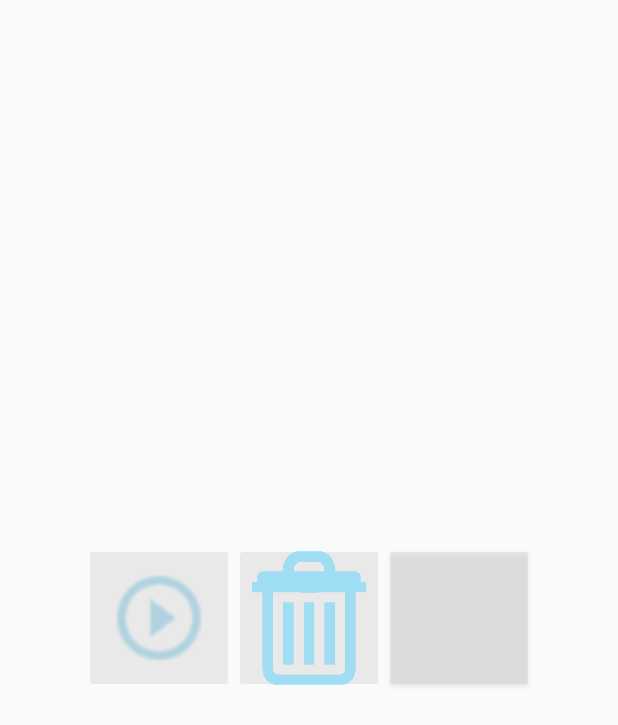
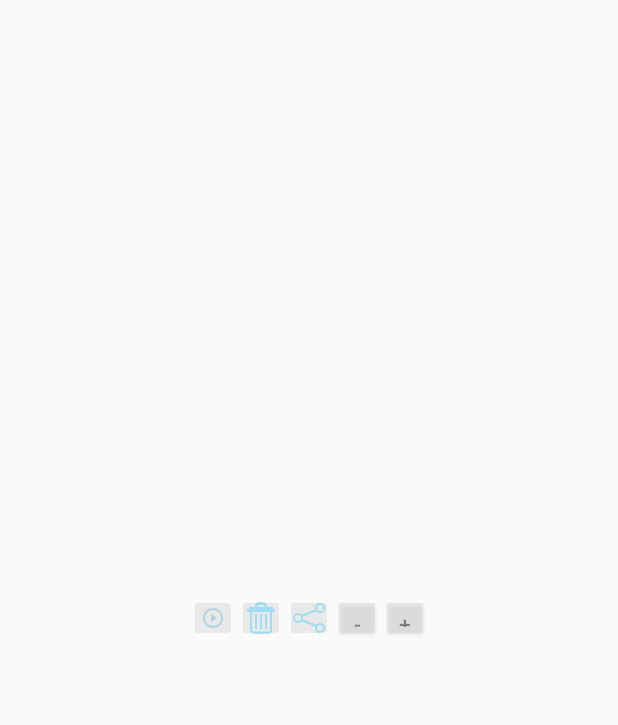
Before and after one commit to dasbrid/GPhoto, an Android app: the layout activity_slideshow.xml on its own in the app's theme, with its tools: preview values and no code run, on a phone screen of 412 x 824 dp. Shown: the top 725 px of the screen. Run offline under Robolectric (Android 15) with nearby library versions, the phone set to English and light mode, and no system bars.

Commit message:
Made + and - buttons for changing slideshow speed Refactoring and tidying.

```diff
--- a/app/src/main/java/asbridged/me/uk/gphoto/detailfragments/AlbumsDetailFragment.java
+++ b/app/src/main/java/asbridged/me/uk/gphoto/detailfragments/AlbumsDetailFragment.java
@@ -97,6 +97,7 @@ public class AlbumsDetailFragment extends OptionDynamicDetailFragment {
             intent.putExtra("albumName", albumNames);
             intent.putExtra("position", -1);
             intent.putStringArrayListExtra("bucketIDs", selectedBucketIDs);
+            intent.putExtra("playInRandomOrder", shuffled);
             this.startActivity(intent);
         }
     }
--- a/app/src/main/java/asbridged/me/uk/gphoto/detailfragments/FromDateDetailFragment.java
+++ b/app/src/main/java/asbridged/me/uk/gphoto/detailfragments/FromDateDetailFragment.java
@@ -81,6 +81,7 @@ public class FromDateDetailFragment extends OptionDynamicDetailFragment {
         intent.putExtra("month", month);
         intent.putExtra("year", year);
         intent.putExtra("day", day);
+        intent.putExtra("playInRandomOrder", shuffled);
         this.startActivity(intent);
     }
 }
--- a/app/src/main/java/asbridged/me/uk/gphoto/detailfragments/GivenPeriodDetailFragment.java
+++ b/app/src/main/java/asbridged/me/uk/gphoto/detailfragments/GivenPeriodDetailFragment.java
@@ -67,6 +67,7 @@ public class GivenPeriodDetailFragment extends OptionDynamicDetailFragment {
             intent.putExtra("position", -1);
             intent.putExtra("month", -1);
             intent.putExtra("year", -1);
+            intent.putExtra("playInRandomOrder", shuffled);
             this.startActivity(intent);
             return;
         } else if (selectedId == R.id.rbLastYear) {
@@ -75,6 +76,7 @@ public class GivenPeriodDetailFragment extends OptionDynamicDetailFragment {
             intent.putExtra("position", -1);
             intent.putExtra("month", -1);
             intent.putExtra("year", -1);
+            intent.putExtra("playInRandomOrder", shuffled);
             this.startActivity(intent);
             return;
         }
@@ -93,9 +95,8 @@ public class GivenPeriodDetailFragment extends OptionDynamicDetailFragment {
         intent.putExtra("month", month);
         intent.putExtra("year", year);
         intent.putExtra("day", day);
+        intent.putExtra("playInRandomOrder", shuffled);
         this.startActivity(intent);
-
-        //TODO: Last Year, All Photos
     }
 
     public void getStartDateAndAlbumName(int selectedId) {
--- a/app/src/main/java/asbridged/me/uk/gphoto/detailfragments/MonthDetailFragment.java
+++ b/app/src/main/java/asbridged/me/uk/gphoto/detailfragments/MonthDetailFragment.java
@@ -91,6 +91,7 @@ public class MonthDetailFragment extends OptionDynamicDetailFragment {
         intent.putExtra("position", -1);
         intent.putExtra("month", month);
         intent.putExtra("year", year);
+        intent.putExtra("playInRandomOrder", shuffled);
         this.startActivity(intent);
     }
 }
--- a/app/src/main/java/asbridged/me/uk/gphoto/detailfragments/YearDetailFragment.java
+++ b/app/src/main/java/asbridged/me/uk/gphoto/detailfragments/YearDetailFragment.java
@@ -80,6 +80,7 @@ public class YearDetailFragment extends OptionDynamicDetailFragment {
         intent.putExtra("position", -1);
         intent.putExtra("month", -1);
         intent.putExtra("year", year);
+        intent.putExtra("playInRandomOrder", shuffled);
         this.startActivity(intent);
     }
 }
--- a/app/src/main/java/asbridged/me/uk/gphoto/helper/Utils.java
+++ b/app/src/main/java/asbridged/me/uk/gphoto/helper/Utils.java
@@ -29,7 +29,7 @@ public class Utils {
         String ssd = sharedPref.getString("lastDisplayed", "nothing");
         return ssd;
     }
-
+/*
     public static void setLastDisplayed(Context context,String ssd)
     {
         SharedPreferences sharedPref = context.getSharedPreferences(PREFS_LOCATION,Context.MODE_PRIVATE);
@@ -54,7 +54,7 @@ public class Utils {
         String ssd = sharedPref.getString("imageFilename", "none");
         return ssd;
     }
-
+*/
     public static int getSlideshowDelay(Context context)
     {
         SharedPreferences sharedPref = context.getSharedPreferences(PREFS_LOCATION,Context.MODE_PRIVATE);
--- a/app/src/main/res/layout/activity_slideshow.xml
+++ b/app/src/main/res/layout/activity_slideshow.xml
@@ -21,39 +21,47 @@ android:layout_centerInParent="true"
         android:onClick="btnPhotoStartSlideshowClicked"
         android:src="@drawable/icon_play_slideshow"
         android:alpha=".5"
-        android:layout_width="100dp"
-        android:layout_height="100dp"
+        android:layout_width="32dp"
+        android:layout_height="32dp"
         android:scaleType="fitCenter"
      />
 
     <ImageButton android:id="@+id/imgbtnPhotoDelete"
         android:padding="@dimen/photo_button_padding"
         android:onClick="btnPhotoStartSlideshowClicked"
-        android:layout_toRightOf="@id/imgbtnPhotoStartSlideshow"
         android:src="@drawable/icon_delete"
         android:alpha=".5"
-        android:layout_width="100dp"
-        android:layout_height="100dp"
+        android:layout_width="32dp"
+        android:layout_height="32dp"
         android:scaleType="fitCenter"
      />
 
-    <Button android:id="@+id/imgbtnPhotoShare"
+    <ImageButton android:id="@+id/imgbtnPhotoShare"
             android:padding="@dimen/photo_button_padding"
             android:onClick="btnPhotoShareClicked"
-            android:layout_toRightOf="@id/imgbtnPhotoDelete"
             android:src="@drawable/icon_share"
             android:alpha=".5"
-            android:layout_width="100dp"
-            android:layout_height="100dp"
+            android:layout_width="32dp"
+            android:layout_height="32dp"
             android:scaleType="fitCenter"
     />
 
-    <Button android:id="@+id/btnSlideShowSpeed"
-            android:visibility="gone"
-            android:layout_width="wrap_content" android:layout_height="wrap_content"
-            android:text="Slideshow Speed"
-            android:onClick="btnSlideShowSpeedClicked"
-            android:padding="@dimen/photo_button_padding"
+    <Button android:id="@+id/btnSlideShowDecreaseSpeed"
+        android:text="-"
+        android:alpha=".5"
+        android:layout_width="32dp"
+        android:layout_height="32dp"
+        android:scaleType="fitCenter"
+        android:onClick="btnSlideShowDecreaseSpeedClicked"
+    />
+
+    <Button android:id="@+id/btnSlideShowIncreaseSpeed"
+        android:alpha=".5"
+        android:layout_width="32dp"
+        android:layout_height="32dp"
+        android:scaleType="fitCenter"
+        android:text="+"
+        android:onClick="btnSlideShowIncreaseSpeedClicked"
     />
 
 </LinearLayout>
```
Also changed, not shown: app/src/main/java/asbridged/me/uk/gphoto/activities/SlideshowActivity.java (+53 -41 lines), app/src/main/java/asbridged/me/uk/gphoto/adapter/SlideshowPagerAdapter.java (+7 -6 lines), app/src/main/java/asbridged/me/uk/gphoto/classes/SlideshowSpeedDialog.java (deleted, +0 -64 lines).
